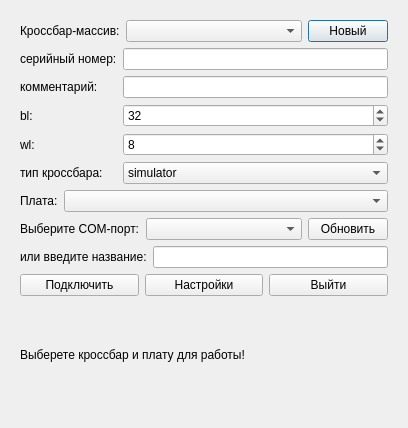
The window that gui/uies/connect.ui (neurocomputer/MemriBoard) describes before a commit, drawn with Qt 5.
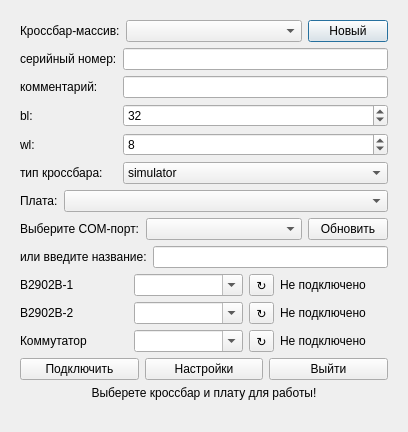
The same window after the commit.

Patch:
```diff
--- a/gui/uies/connect.ui
+++ b/gui/uies/connect.ui
@@ -7,11 +7,11 @@
     <x>0</x>
     <y>0</y>
     <width>408</width>
-    <height>428</height>
+    <height>432</height>
    </rect>
   </property>
   <property name="sizePolicy">
-   <sizepolicy hsizetype="Minimum" vsizetype="Minimum">
+   <sizepolicy hsizetype="Preferred" vsizetype="Preferred">
     <horstretch>0</horstretch>
     <verstretch>0</verstretch>
    </sizepolicy>
@@ -20,6 +20,9 @@
    <string>Подключение</string>
   </property>
   <layout class="QVBoxLayout" name="verticalLayout_2">
+   <property name="sizeConstraint">
+    <enum>QLayout::SetDefaultConstraint</enum>
+   </property>
    <item>
     <widget class="QWidget" name="widget" native="true">
      <property name="sizePolicy">
@@ -29,10 +32,13 @@
       </sizepolicy>
      </property>
      <layout class="QVBoxLayout" name="verticalLayout_3">
+      <property name="sizeConstraint">
+       <enum>QLayout::SetDefaultConstraint</enum>
+      </property>
       <item>
        <layout class="QVBoxLayout" name="central_layout">
         <property name="sizeConstraint">
-         <enum>QLayout::SetMinimumSize</enum>
+         <enum>QLayout::SetDefaultConstraint</enum>
         </property>
         <item>
          <layout class="QHBoxLayout" name="horizontalLayout">
@@ -271,10 +277,101 @@
           </item>
          </layout>
         </item>
+        <item>
+         <layout class="QGridLayout" name="gridLayout_2">
+          <property name="sizeConstraint">
+           <enum>QLayout::SetDefaultConstraint</enum>
+          </property>
+          <item row="1" column="4">
+           <widget class="QLabel" name="label_11">
+            <property name="text">
+             <string>Не подключено</string>
+            </property>
+           </widget>
+          </item>
+          <item row="1" column="2">
+           <widget class="QComboBox" name="combo_visa_1">
+            <property name="editable">
+             <bool>true</bool>
+            </property>
+           </widget>
+          </item>
+          <item row="2" column="0">
+           <widget class="QLabel" name="label_10">
+            <property name="text">
+             <string>B2902B-2</string>
+            </property>
+           </widget>
+          </item>
+          <item row="2" column="2">
+           <widget class="QComboBox" name="combo_visa_2">
+            <property name="editable">
+             <bool>true</bool>
+            </property>
+           </widget>
+          </item>
+          <item row="1" column="0">
+           <widget class="QLabel" name="label_3">
+            <property name="text">
+             <string>B2902B-1</string>
+            </property>
+           </widget>
+          </item>
+          <item row="3" column="0">
+           <widget class="QLabel" name="label_9">
+            <property name="text">
+             <string>Коммутатор</string>
+            </property>
+           </widget>
+          </item>
+          <item row="1" column="3">
+           <widget class="QToolButton" name="button_conn_1">
+            <property name="text">
+             <string>↻</string>
+            </property>
+           </widget>
+          </item>
+          <item row="3" column="3">
+           <widget class="QToolButton" name="button_conn_3">
+            <property name="text">
+             <string>↻</string>
+            </property>
+           </widget>
+          </item>
+          <item row="3" column="2">
+           <widget class="QComboBox" name="combo_visa_3">
+            <property name="editable">
+             <bool>true</bool>
+            </property>
+           </widget>
+          </item>
+          <item row="2" column="3">
+           <widget class="QToolButton" name="button_conn_2">
+            <property name="text">
+             <string>↻</string>
+            </property>
+           </widget>
+          </item>
+          <item row="2" column="4">
+           <widget class="QLabel" name="label_12">
+            <property name="text">
+             <string>Не подключено</string>
+            </property>
+           </widget>
+          </item>
+          <item row="3" column="4">
+           <widget class="QLabel" name="label_13">
+            <property name="text">
+             <string>Не подключено</string>
+            </property>
+           </widget>
+          </item>
+         </layout>
+        </item>
         <item>
          <layout class="QHBoxLayout" name="horizontalLayout_4">
           <property name="sizeConstraint">
-           <enum>QLayout::SetMinimumSize</enum>
+           <enum>QLayout::SetDefaultConstraint</enum>
           </property>
           <item>
            <widget class="QPushButton" name="button_connect">
@@ -301,9 +398,24 @@
         </item>
         <item>
          <widget class="QLabel" name="label_status">
+          <property name="sizePolicy">
+           <sizepolicy hsizetype="Preferred" vsizetype="Minimum">
+            <horstretch>0</horstretch>
+            <verstretch>0</verstretch>
+           </sizepolicy>
+          </property>
+          <property name="maximumSize">
+           <size>
+            <width>13167772</width>
+            <height>13167772</height>
+           </size>
+          </property>
           <property name="text">
            <string>Выберете кроссбар и плату для работы!</string>
           </property>
+          <property name="alignment">
+           <set>Qt::AlignHCenter|Qt::AlignTop</set>
+          </property>
          </widget>
         </item>
        </layout>
```
Left out of the diff: 118 changed lines with no effect on the pictures.
